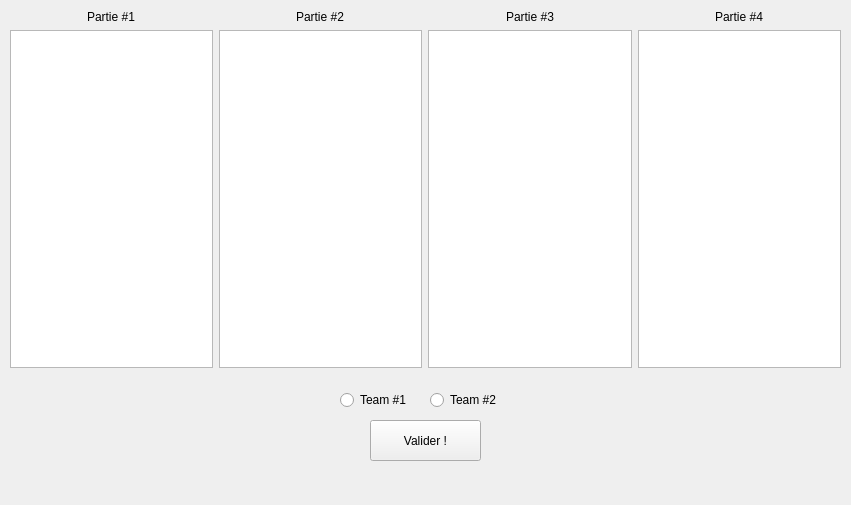
Qt form fourmatchescontestwidget.ui (Mathsoum/Petanque) before a commit.
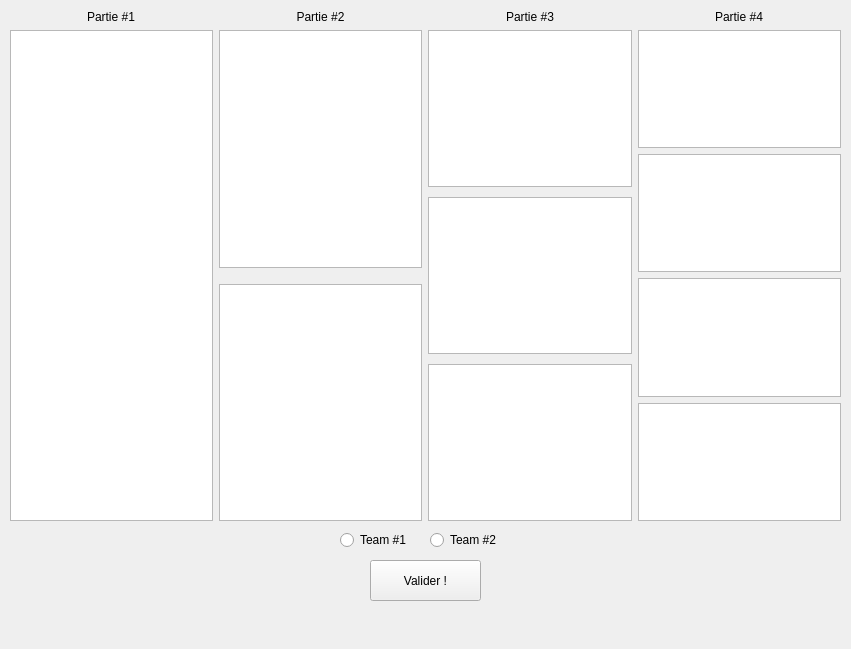
The same form after that commit.

The edit to the form file:
```diff
--- a/fourmatchescontestwidget.ui
+++ b/fourmatchescontestwidget.ui
@@ -7,7 +7,7 @@
     <x>0</x>
     <y>0</y>
     <width>851</width>
-    <height>505</height>
+    <height>649</height>
    </rect>
   </property>
   <property name="windowTitle">
@@ -19,7 +19,7 @@
      <x>10</x>
      <y>10</y>
      <width>831</width>
-     <height>358</height>
+     <height>511</height>
     </rect>
    </property>
    <layout class="QHBoxLayout" name="mainHorizontalLayout">
@@ -46,15 +46,37 @@
     </item>
     <item>
      <layout class="QVBoxLayout" name="secondMatchLayout">
-      <item alignment="Qt::AlignHCenter">
+      <item>
        <widget class="QLabel" name="secondMatchLabel">
         <property name="text">
          <string>Partie #2</string>
         </property>
+        <property name="alignment">
+         <set>Qt::AlignCenter</set>
+        </property>
        </widget>
       </item>
       <item>
-       <widget class="QTableView" name="secondMatchTableView"/>
+       <widget class="QListView" name="secondMatchTableViewOneWin"/>
+      </item>
+      <item>
+       <spacer name="verticalSpacer">
+        <property name="orientation">
+         <enum>Qt::Vertical</enum>
+        </property>
+        <property name="sizeType">
+         <enum>QSizePolicy::Preferred</enum>
+        </property>
+        <property name="sizeHint" stdset="0">
+         <size>
+          <width>20</width>
+          <height>10</height>
+         </size>
+        </property>
+       </spacer>
+      </item>
+      <item>
+       <widget class="QTableView" name="secondMatchTableViewNoWin"/>
       </item>
      </layout>
     </item>
@@ -68,7 +90,39 @@
        </widget>
       </item>
       <item>
-       <widget class="QTableView" name="thirdMatchTableView"/>
+       <widget class="QTableView" name="thirdMatchTableViewTwoWin"/>
+      </item>
+      <item>
+       <spacer name="verticalSpacer_2">
+        <property name="orientation">
+         <enum>Qt::Vertical</enum>
+        </property>
+        <property name="sizeHint" stdset="0">
+         <size>
+          <width>20</width>
+          <height>40</height>
+         </size>
+        </property>
+       </spacer>
+      </item>
+      <item>
+       <widget class="QTableView" name="thirdMatchTableViewOneWin"/>
+      </item>
+      <item>
+       <spacer name="verticalSpacer_3">
+        <property name="orientation">
+         <enum>Qt::Vertical</enum>
+        </property>
+        <property name="sizeHint" stdset="0">
+         <size>
+          <width>20</width>
+          <height>40</height>
+         </size>
+        </property>
+       </spacer>
+      </item>
+      <item>
+       <widget class="QTableView" name="thirdMatchTableViewNoWin"/>
       </item>
      </layout>
     </item>
@@ -82,7 +136,55 @@
        </widget>
       </item>
       <item>
-       <widget class="QTableView" name="fourthMatchTableView"/>
+       <widget class="QTableView" name="fourthMatchTableViewThreeWin"/>
+      </item>
+      <item>
+       <spacer name="verticalSpacer_4">
+        <property name="orientation">
+         <enum>Qt::Vertical</enum>
+        </property>
+        <property name="sizeHint" stdset="0">
+         <size>
+          <width>20</width>
+          <height>40</height>
+         </size>
+        </property>
+       </spacer>
+      </item>
+      <item>
+       <widget class="QTableView" name="fourthMatchTableViewTwoWin"/>
+      </item>
+      <item>
+       <spacer name="verticalSpacer_5">
+        <property name="orientation">
+         <enum>Qt::Vertical</enum>
+        </property>
+        <property name="sizeHint" stdset="0">
+         <size>
+          <width>20</width>
+          <height>40</height>
+         </size>
+        </property>
+       </spacer>
+      </item>
+      <item>
+       <widget class="QTableView" name="fourthMatchTableViewOneWin"/>
+      </item>
+      <item>
+       <spacer name="verticalSpacer_6">
+        <property name="orientation">
+         <enum>Qt::Vertical</enum>
+        </property>
+        <property name="sizeHint" stdset="0">
+         <size>
+          <width>20</width>
+          <height>40</height>
+         </size>
+        </property>
+       </spacer>
+      </item>
+      <item>
+       <widget class="QTableView" name="fourthMatchTableViewNoWin"/>
       </item>
      </layout>
     </item>
@@ -92,7 +194,7 @@
    <property name="geometry">
     <rect>
      <x>340</x>
-     <y>390</y>
+     <y>530</y>
      <width>100</width>
      <height>20</height>
     </rect>
@@ -105,7 +207,7 @@
    <property name="geometry">
     <rect>
      <x>430</x>
-     <y>390</y>
+     <y>530</y>
      <width>100</width>
      <height>20</height>
     </rect>
@@ -118,7 +220,7 @@
    <property name="geometry">
     <rect>
      <x>370</x>
-     <y>420</y>
+     <y>560</y>
      <width>111</width>
      <height>41</height>
     </rect>
```
